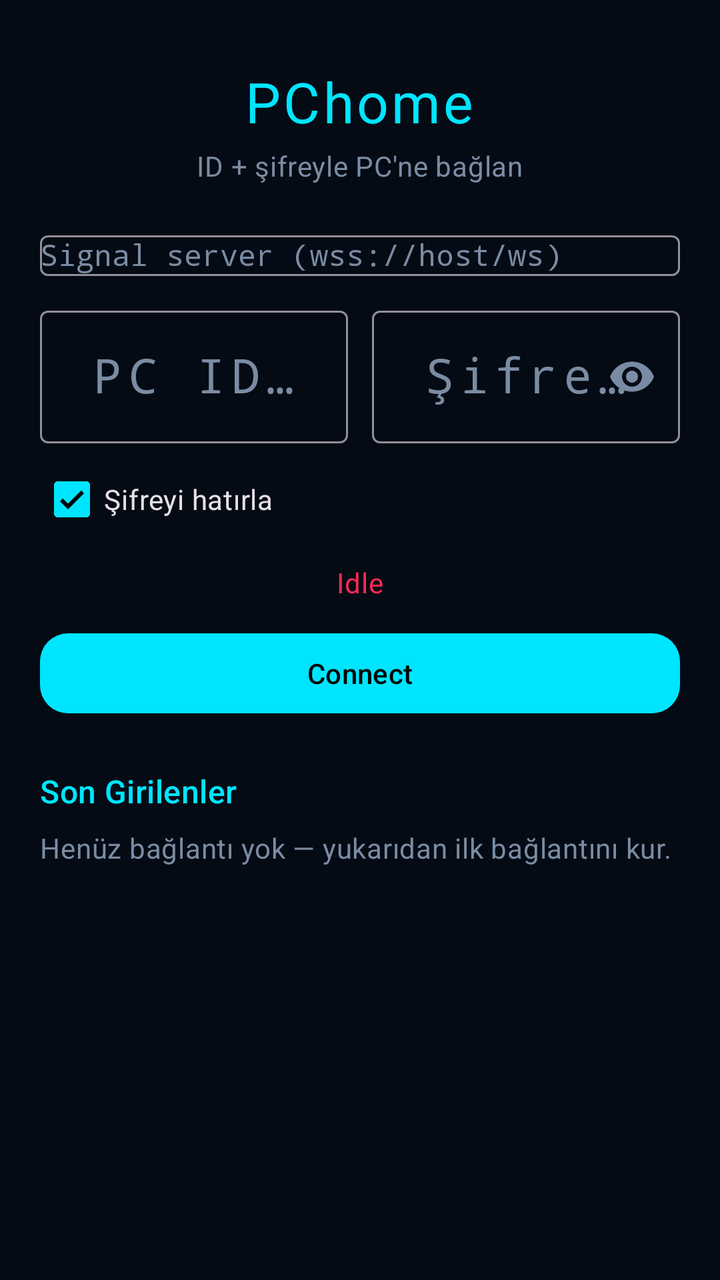
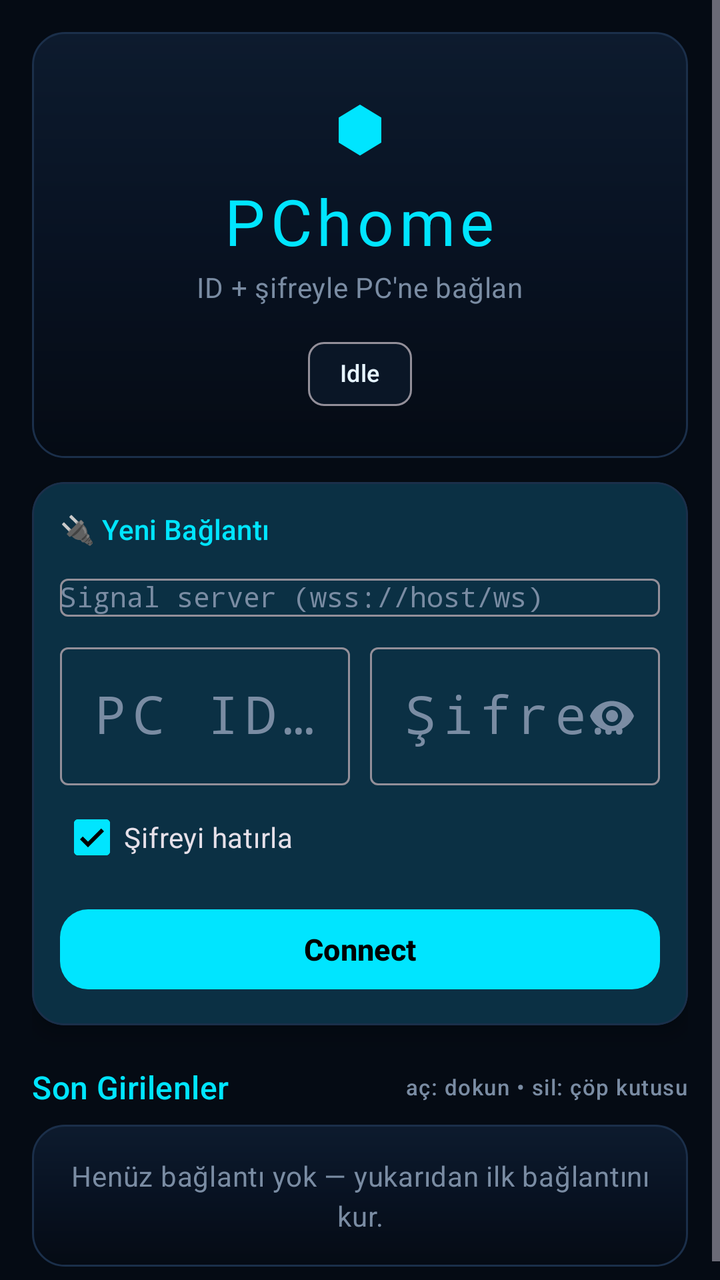

Two renders of the same Android screen: before a commit and after it. Below are the layout's source before the change and the commit's diff.
<!-- AndroidManifest.xml: activity theme Theme.PChome -->
<!-- res/layout/activity_pin.xml -->
<?xml version="1.0" encoding="utf-8"?>
<ScrollView xmlns:android="http://schemas.android.com/apk/res/android"
    xmlns:app="http://schemas.android.com/apk/res-auto"
    android:layout_width="match_parent"
    android:layout_height="match_parent"
    android:fillViewport="true"
    android:background="@color/pchome_background">

    <LinearLayout
        android:layout_width="match_parent"
        android:layout_height="wrap_content"
        android:orientation="vertical"
        android:gravity="center_horizontal"
        android:padding="20dp">

        <com.google.android.material.textview.MaterialTextView
            android:layout_width="wrap_content"
            android:layout_height="wrap_content"
            android:text="@string/app_name"
            android:textAppearance="?attr/textAppearanceHeadlineMedium"
            android:textColor="@color/pchome_cyan"
            android:letterSpacing="0.05"
            android:layout_marginTop="12dp"
            android:layout_marginBottom="4dp" />

        <com.google.android.material.textview.MaterialTextView
            android:layout_width="wrap_content"
            android:layout_height="wrap_content"
            android:text="@string/connect_subtitle"
            android:textAppearance="?attr/textAppearanceBodyMedium"
            android:textColor="@color/pchome_muted"
            android:layout_marginBottom="20dp" />

        <com.google.android.material.textfield.TextInputLayout
            android:layout_width="match_parent"
            android:layout_height="wrap_content"
            android:hint="@string/signal_server_hint"
            style="@style/Widget.Material3.TextInputLayout.OutlinedBox">

            <AutoCompleteTextView
                android:id="@+id/server"
                android:layout_width="match_parent"
                android:layout_height="wrap_content"
                android:inputType="textUri"
                android:textSize="15sp"
                android:fontFamily="monospace" />
        </com.google.android.material.textfield.TextInputLayout>

        <LinearLayout
            android:layout_width="match_parent"
            android:layout_height="wrap_content"
            android:orientation="horizontal"
            android:layout_marginTop="12dp">

            <com.google.android.material.textfield.TextInputLayout
                android:layout_width="0dp"
                android:layout_height="wrap_content"
                android:layout_weight="1"
                android:layout_marginEnd="6dp"
                android:hint="@string/pc_id_hint"
                style="@style/Widget.Material3.TextInputLayout.OutlinedBox">

                <com.google.android.material.textfield.TextInputEditText
                    android:id="@+id/pc_id_input"
                    android:layout_width="match_parent"
                    android:layout_height="wrap_content"
                    android:inputType="number"
                    android:maxLength="6"
                    android:gravity="center"
                    android:textSize="24sp"
                    android:fontFamily="monospace"
                    android:letterSpacing="0.12" />
            </com.google.android.material.textfield.TextInputLayout>

            <com.google.android.material.textfield.TextInputLayout
                android:layout_width="0dp"
                android:layout_height="wrap_content"
                android:layout_weight="1"
                android:layout_marginStart="6dp"
                android:hint="@string/password_hint"
                app:endIconMode="password_toggle"
                style="@style/Widget.Material3.TextInputLayout.OutlinedBox">

                <com.google.android.material.textfield.TextInputEditText
                    android:id="@+id/password_input"
                    android:layout_width="match_parent"
                    android:layout_height="wrap_content"
                    android:inputType="numberPassword"
                    android:maxLength="6"
                    android:gravity="center"
                    android:textSize="24sp"
                    android:fontFamily="monospace"
                    android:letterSpacing="0.12" />
            </com.google.android.material.textfield.TextInputLayout>
        </LinearLayout>

        <com.google.android.material.checkbox.MaterialCheckBox
            android:id="@+id/remember_check"
            android:layout_width="wrap_content"
            android:layout_height="wrap_content"
            android:layout_gravity="start"
            android:text="@string/remember_password"
            android:checked="true"
            android:layout_marginTop="4dp" />

        <com.google.android.material.textview.MaterialTextView
            android:id="@+id/status"
            android:layout_width="wrap_content"
            android:layout_height="wrap_content"
            android:text="@string/idle"
            android:textAppearance="?attr/textAppearanceBodyMedium"
            android:textColor="@color/pchome_danger"
            android:layout_marginTop="8dp" />

        <com.google.android.material.button.MaterialButton
            android:id="@+id/connect_button"
            android:layout_width="match_parent"
            android:layout_height="wrap_content"
            android:text="@string/connect"
            android:layout_marginTop="12dp"
            app:cornerRadius="14dp" />

        
        <com.google.android.material.card.MaterialCardView
            android:id="@+id/update_card"
            android:layout_width="match_parent"
            android:layout_height="wrap_content"
            android:layout_marginTop="12dp"
            android:visibility="gone"
            app:cardCornerRadius="12dp"
            app:strokeWidth="1dp"
            app:strokeColor="@color/pchome_cyan">

            <LinearLayout
                android:layout_width="match_parent"
                android:layout_height="wrap_content"
                android:orientation="horizontal"
                android:gravity="center_vertical"
                android:padding="12dp">

                <com.google.android.material.textview.MaterialTextView
                    android:id="@+id/update_banner"
                    android:layout_width="0dp"
                    android:layout_height="wrap_content"
                    android:layout_weight="1"
                    android:textAppearance="?attr/textAppearanceBodyMedium"
                    android:textColor="@color/pchome_text" />

                <com.google.android.material.button.MaterialButton
                    android:id="@+id/update_button"
                    android:layout_width="wrap_content"
                    android:layout_height="wrap_content"
                    android:text="@string/update_now" />
            </LinearLayout>
        </com.google.android.material.card.MaterialCardView>

        <com.google.android.material.textview.MaterialTextView
            android:layout_width="wrap_content"
            android:layout_height="wrap_content"
            android:text="@string/recent_title"
            android:textAppearance="?attr/textAppearanceTitleMedium"
            android:textColor="@color/pchome_cyan"
            android:layout_marginTop="24dp"
            android:layout_marginBottom="8dp"
            android:layout_gravity="start" />

        <com.google.android.material.textview.MaterialTextView
            android:id="@+id/recent_empty"
            android:layout_width="wrap_content"
            android:layout_height="wrap_content"
            android:text="@string/recent_empty"
            android:textAppearance="?attr/textAppearanceBodyMedium"
            android:textColor="@color/pchome_muted"
            android:layout_gravity="start" />

        <androidx.recyclerview.widget.RecyclerView
            android:id="@+id/recent_grid"
            android:layout_width="match_parent"
            android:layout_height="wrap_content"
            android:nestedScrollingEnabled="false"
            android:clipToPadding="false" />

    </LinearLayout>
</ScrollView>
<!-- resources referenced by this layout -->
<resources>
  <color name="pchome_background">#FF050B14</color>
  <color name="pchome_cyan">#FF00E5FF</color>
  <color name="pchome_danger">#FFFF2A55</color>
  <color name="pchome_muted">#FF7A8CA3</color>
  <color name="pchome_text">#FFE6F4FF</color>
  <string name="app_name">PChome</string>
  <string name="connect">Connect</string>
  <string name="connect_subtitle">ID + şifreyle PC\'ne bağlan</string>
  <string name="idle">Idle</string>
  <string name="password_hint">Şifre (6 hane)</string>
  <string name="pc_id_hint">PC ID (6 hane)</string>
  <string name="recent_empty">Henüz bağlantı yok — yukarıdan ilk bağlantını kur.</string>
  <string name="recent_title">Son Girilenler</string>
  <string name="remember_password">Şifreyi hatırla</string>
  <string name="signal_server_hint">Signal server (wss://host/ws)</string>
  <string name="update_now">Güncelle</string>
  <style name="Theme.PChome" parent="Theme.Material3.Dark">
          <item name="colorPrimary">@color/pchome_cyan</item>
          <item name="colorPrimaryVariant">@color/pchome_cyan</item>
          <item name="colorOnPrimary">@color/black</item>
          <item name="colorSecondary">@color/pchome_blue</item>
          <item name="colorSecondaryVariant">@color/pchome_blue</item>
          <item name="colorOnSecondary">@color/white</item>
          <item name="android:colorBackground">@color/pchome_background</item>
          <item name="colorSurface">@color/pchome_surface</item>
          <item name="colorSurfaceVariant">@color/pchome_panel</item>
          <item name="colorOnSurface">@color/pchome_text</item>
          <item name="colorOnSurfaceVariant">@color/pchome_muted</item>
          <item name="colorError">@color/pchome_danger</item>
          <item name="android:statusBarColor">@android:color/transparent</item>
          <item name="android:navigationBarColor">@android:color/transparent</item>
          <item name="android:windowLightStatusBar">false</item>
          <item name="textInputStyle">@style/Widget.Material3.TextInputLayout.OutlinedBox</item>
      </style>
  <color name="black">#FF000000</color>
  <color name="pchome_blue">#FF0A84FF</color>
  <color name="white">#FFFFFFFF</color>
  <color name="pchome_surface">#FF0D1B2E</color>
  <color name="pchome_panel">#FF0A1626</color>
</resources>

<!-- the commit's change to res/layout/activity_pin.xml (unified diff, before → after) -->
@@ -11,114 +11,154 @@
         android:layout_height="wrap_content"
         android:orientation="vertical"
         android:gravity="center_horizontal"
-        android:padding="20dp">
-
-        <com.google.android.material.textview.MaterialTextView
-            android:layout_width="wrap_content"
-            android:layout_height="wrap_content"
-            android:text="@string/app_name"
-            android:textAppearance="?attr/textAppearanceHeadlineMedium"
-            android:textColor="@color/pchome_cyan"
-            android:letterSpacing="0.05"
+        android:padding="16dp">
+
+        
+        <LinearLayout
+            android:layout_width="match_parent"
+            android:layout_height="wrap_content"
+            android:orientation="vertical"
+            android:gravity="center_horizontal"
+            android:background="@drawable/bg_neon_header"
+            android:padding="18dp">
+
+            <com.google.android.material.textview.MaterialTextView
+                android:layout_width="wrap_content"
+                android:layout_height="wrap_content"
+                android:text="⬢"
+                android:textSize="40sp"
+                android:textColor="@color/pchome_cyan" />
+
+            <com.google.android.material.textview.MaterialTextView
+                android:layout_width="wrap_content"
+                android:layout_height="wrap_content"
+                android:text="@string/app_name"
+                android:textAppearance="?attr/textAppearanceHeadlineLarge"
+                android:textColor="@color/pchome_cyan"
+                android:letterSpacing="0.08" />
+
+            <com.google.android.material.textview.MaterialTextView
+                android:layout_width="wrap_content"
+                android:layout_height="wrap_content"
+                android:text="@string/connect_subtitle"
+                android:textAppearance="?attr/textAppearanceBodyMedium"
+                android:textColor="@color/pchome_muted"
+                android:layout_marginTop="2dp" />
+
+            <com.google.android.material.chip.Chip
+                android:id="@+id/status"
+                android:layout_width="wrap_content"
+                android:layout_height="wrap_content"
+                android:layout_marginTop="10dp"
+                android:text="@string/idle"
+                android:checkable="false"
+                android:textSize="12sp"
+                app:chipBackgroundColor="@color/pchome_panel"
+                android:textColor="@color/pchome_text" />
+        </LinearLayout>
+
+        
+        <com.google.android.material.card.MaterialCardView
+            android:layout_width="match_parent"
+            android:layout_height="wrap_content"
             android:layout_marginTop="12dp"
-            android:layout_marginBottom="4dp" />
-
-        <com.google.android.material.textview.MaterialTextView
-            android:layout_width="wrap_content"
-            android:layout_height="wrap_content"
-            android:text="@string/connect_subtitle"
-            android:textAppearance="?attr/textAppearanceBodyMedium"
-            android:textColor="@color/pchome_muted"
-            android:layout_marginBottom="20dp" />
-
-        <com.google.android.material.textfield.TextInputLayout
-            android:layout_width="match_parent"
-            android:layout_height="wrap_content"
-            android:hint="@string/signal_server_hint"
-            style="@style/Widget.Material3.TextInputLayout.OutlinedBox">
-
-            <AutoCompleteTextView
-                android:id="@+id/server"
+            style="@style/Widget.PChome.ConnectCard">
+
+            <LinearLayout
                 android:layout_width="match_parent"
                 android:layout_height="wrap_content"
-                android:inputType="textUri"
-                android:textSize="15sp"
-                android:fontFamily="monospace" />
-        </com.google.android.material.textfield.TextInputLayout>
-
-        <LinearLayout
-            android:layout_width="match_parent"
-            android:layout_height="wrap_content"
-            android:orientation="horizontal"
-            android:layout_marginTop="12dp">
-
-            <com.google.android.material.textfield.TextInputLayout
-                android:layout_width="0dp"
-                android:layout_height="wrap_content"
-                android:layout_weight="1"
-                android:layout_marginEnd="6dp"
-                android:hint="@string/pc_id_hint"
-                style="@style/Widget.Material3.TextInputLayout.OutlinedBox">
-
-                <com.google.android.material.textfield.TextInputEditText
-                    android:id="@+id/pc_id_input"
+                android:orientation="vertical"
+                android:padding="14dp">
+
+                <com.google.android.material.textview.MaterialTextView
+                    android:layout_width="wrap_content"
+                    android:layout_height="wrap_content"
+                    android:text="@string/connect_card_title"
+                    android:textAppearance="?attr/textAppearanceTitleSmall"
+                    android:textColor="@color/pchome_cyan"
+                    android:layout_marginBottom="10dp" />
+
+                <com.google.android.material.textfield.TextInputLayout
                     android:layout_width="match_parent"
                     android:layout_height="wrap_content"
-                    android:inputType="number"
-                    android:maxLength="6"
-                    android:gravity="center"
-                    android:textSize="24sp"
-                    android:fontFamily="monospace"
-                    android:letterSpacing="0.12" />
-            </com.google.android.material.textfield.TextInputLayout>
-
-            <com.google.android.material.textfield.TextInputLayout
-                android:layout_width="0dp"
-                android:layout_height="wrap_content"
-                android:layout_weight="1"
-                android:layout_marginStart="6dp"
-                android:hint="@string/password_hint"
-                app:endIconMode="password_toggle"
-                style="@style/Widget.Material3.TextInputLayout.OutlinedBox">
-
-                <com.google.android.material.textfield.TextInputEditText
-                    android:id="@+id/password_input"
+                    android:hint="@string/signal_server_hint"
+                    style="@style/Widget.Material3.TextInputLayout.OutlinedBox">
+
+                    <AutoCompleteTextView
+                        android:id="@+id/server"
+                        android:layout_width="match_parent"
+                        android:layout_height="wrap_content"
+                        android:inputType="textUri"
+                        android:textSize="14sp"
+                        android:fontFamily="monospace" />
+                </com.google.android.material.textfield.TextInputLayout>
+
+                <LinearLayout
                     android:layout_width="match_parent"
                     android:layout_height="wrap_content"
-                    android:inputType="numberPassword"
-                    android:maxLength="6"
-                    android:gravity="center"
-                    android:textSize="24sp"
-                    android:fontFamily="monospace"
-                    android:letterSpacing="0.12" />
-            </com.google.android.material.textfield.TextInputLayout>
-        </LinearLayout>
-
-        <com.google.android.material.checkbox.MaterialCheckBox
-            android:id="@+id/remember_check"
-            android:layout_width="wrap_content"
-            android:layout_height="wrap_content"
-            android:layout_gravity="start"
-            android:text="@string/remember_password"
-            android:checked="true"
-            android:layout_marginTop="4dp" />
-
-        <com.google.android.material.textview.MaterialTextView
-            android:id="@+id/status"
-            android:layout_width="wrap_content"
-            android:layout_height="wrap_content"
-            android:text="@string/idle"
-            android:textAppearance="?attr/textAppearanceBodyMedium"
-            android:textColor="@color/pchome_danger"
-            android:layout_marginTop="8dp" />
-
-        <com.google.android.material.button.MaterialButton
-            android:id="@+id/connect_button"
-            android:layout_width="match_parent"
-            android:layout_height="wrap_content"
-            android:text="@string/connect"
-            android:layout_marginTop="12dp"
-            app:cornerRadius="14dp" />
+                    android:orientation="horizontal"
+                    android:layout_marginTop="10dp">
+
+                    <com.google.android.material.textfield.TextInputLayout
+                        android:layout_width="0dp"
+                        android:layout_height="wrap_content"
+                        android:layout_weight="1"
+                        android:layout_marginEnd="5dp"
+                        android:hint="@string/pc_id_hint"
+                        style="@style/Widget.Material3.TextInputLayout.OutlinedBox">
+
+                        <com.google.android.material.textfield.TextInputEditText
+                            android:id="@+id/pc_id_input"
+                            android:layout_width="match_parent"
+                            android:layout_height="wrap_content"
+                            android:inputType="number"
+                            android:maxLength="6"
+                            android:gravity="center"
+                            android:textSize="26sp"
+                            android:fontFamily="monospace"
+                            android:letterSpacing="0.12" />
+                    </com.google.android.material.textfield.TextInputLayout>
+
+                    <com.google.android.material.textfield.TextInputLayout
+                        android:layout_width="0dp"
+                        android:layout_height="wrap_content"
+                        android:layout_weight="1"
+                        android:layout_marginStart="5dp"
+                        android:hint="@string/password_hint"
+                        app:endIconMode="password_toggle"
+                        style="@style/Widget.Material3.TextInputLayout.OutlinedBox">
+
+                        <com.google.android.material.textfield.TextInputEditText
+                            android:id="@+id/password_input"
+                            android:layout_width="match_parent"
+                            android:layout_height="wrap_content"
+                            android:inputType="numberPassword"
+                            android:maxLength="6"
+                            android:gravity="center"
+                            android:textSize="26sp"
+                            android:fontFamily="monospace"
+                            android:letterSpacing="0.12" />
+                    </com.google.android.material.textfield.TextInputLayout>
+                </LinearLayout>
+
+                <com.google.android.material.checkbox.MaterialCheckBox
+                    android:id="@+id/remember_check"
+                    android:layout_width="wrap_content"
+                    android:layout_height="wrap_content"
+                    android:layout_gravity="start"
+                    android:text="@string/remember_password"
+                    android:checked="true"
+                    android:layout_marginTop="2dp" />
+
+                <com.google.android.material.button.MaterialButton
+                    android:id="@+id/connect_button"
+                    android:layout_width="match_parent"
+                    android:layout_height="wrap_content"
+                    android:text="@string/connect"
+                    android:layout_marginTop="8dp"
+                    style="@style/Widget.PChome.Button" />
+            </LinearLayout>
+        </com.google.android.material.card.MaterialCardView>
 
         
         <com.google.android.material.card.MaterialCardView
@@ -154,24 +194,41 @@
             </LinearLayout>
         </com.google.android.material.card.MaterialCardView>
 
-        <com.google.android.material.textview.MaterialTextView
-            android:layout_width="wrap_content"
-            android:layout_height="wrap_content"
-            android:text="@string/recent_title"
-            android:textAppearance="?attr/textAppearanceTitleMedium"
-            android:textColor="@color/pchome_cyan"
-            android:layout_marginTop="24dp"
-            android:layout_marginBottom="8dp"
-            android:layout_gravity="start" />
+        
+        <LinearLayout
+            android:layout_width="match_parent"
+            android:layout_height="wrap_content"
+            android:orientation="horizontal"
+            android:gravity="center_vertical"
+            android:layout_marginTop="20dp"
+            android:layout_marginBottom="8dp">
+
+            <com.google.android.material.textview.MaterialTextView
+                android:layout_width="0dp"
+                android:layout_height="wrap_content"
+                android:layout_weight="1"
+                android:text="@string/recent_title"
+                android:textAppearance="?attr/textAppearanceTitleMedium"
+                android:textColor="@color/pchome_cyan" />
+
+            <com.google.android.material.textview.MaterialTextView
+                android:layout_width="wrap_content"
+                android:layout_height="wrap_content"
+                android:text="@string/recent_hint"
+                android:textAppearance="?attr/textAppearanceLabelSmall"
+                android:textColor="@color/pchome_muted" />
+        </LinearLayout>
 
         <com.google.android.material.textview.MaterialTextView
             android:id="@+id/recent_empty"
-            android:layout_width="wrap_content"
+            android:layout_width="match_parent"
             android:layout_height="wrap_content"
             android:text="@string/recent_empty"
             android:textAppearance="?attr/textAppearanceBodyMedium"
             android:textColor="@color/pchome_muted"
-            android:layout_gravity="start" />
+            android:gravity="center"
+            android:padding="16dp"
+            android:background="@drawable/bg_neon_header" />
 
         <androidx.recyclerview.widget.RecyclerView
             android:id="@+id/recent_grid"
<!-- resource entries referenced after the edit -->
@@ -5,17 +5,47 @@
   <color name="pchome_danger">#FFFF2A55</color>
   <color name="pchome_muted">#FF7A8CA3</color>
   <color name="pchome_text">#FFE6F4FF</color>
+  <!-- drawable bg_neon_header (drawable) -->
+  <?xml version="1.0" encoding="utf-8"?>
+  <shape xmlns:android="http://schemas.android.com/apk/res/android"
+      android:shape="rectangle">
+      <gradient
+          android:angle="270"
+          android:startColor="#FF0D1B2E"
+          android:centerColor="#FF081222"
+          android:endColor="#FF050B14" />
+      <corners android:radius="16dp" />
+      <stroke
+          android:width="1dp"
+          android:color="@color/pchome_border" />
+  </shape>
   <string name="app_name">PChome</string>
   <string name="connect">Connect</string>
+  <string name="connect_card_title">🔌 Yeni Bağlantı</string>
   <string name="connect_subtitle">ID + şifreyle PC\'ne bağlan</string>
   <string name="idle">Idle</string>
   <string name="password_hint">Şifre (6 hane)</string>
   <string name="pc_id_hint">PC ID (6 hane)</string>
   <string name="recent_empty">Henüz bağlantı yok — yukarıdan ilk bağlantını kur.</string>
+  <string name="recent_hint">aç: dokun • sil: çöp kutusu</string>
   <string name="recent_title">Son Girilenler</string>
   <string name="remember_password">Şifreyi hatırla</string>
   <string name="signal_server_hint">Signal server (wss://host/ws)</string>
   <string name="update_now">Güncelle</string>
+  <style name="Widget.PChome.Button" parent="Widget.Material3.Button">
+          <item name="backgroundTint">@color/pchome_cyan</item>
+          <item name="android:textColor">@color/black</item>
+          <item name="android:textStyle">bold</item>
+          <item name="android:textSize">15sp</item>
+          <item name="cornerRadius">14dp</item>
+      </style>
+  <style name="Widget.PChome.ConnectCard" parent="Widget.Material3.CardView.Elevated">
+          <item name="cardBackgroundColor">@color/pchome_surface</item>
+          <item name="cardCornerRadius">16dp</item>
+          <item name="cardElevation">6dp</item>
+          <item name="strokeColor">@color/pchome_border</item>
+          <item name="strokeWidth">1dp</item>
+      </style>
   <style name="Theme.PChome" parent="Theme.Material3.Dark">
           <item name="colorPrimary">@color/pchome_cyan</item>
           <item name="colorPrimaryVariant">@color/pchome_cyan</item>
@@ -34,6 +64,7 @@
           <item name="android:windowLightStatusBar">false</item>
           <item name="textInputStyle">@style/Widget.Material3.TextInputLayout.OutlinedBox</item>
       </style>
+  <color name="pchome_border">#FF1B2F4A</color>
   <color name="black">#FF000000</color>
   <color name="pchome_blue">#FF0A84FF</color>
   <color name="white">#FFFFFFFF</color>
